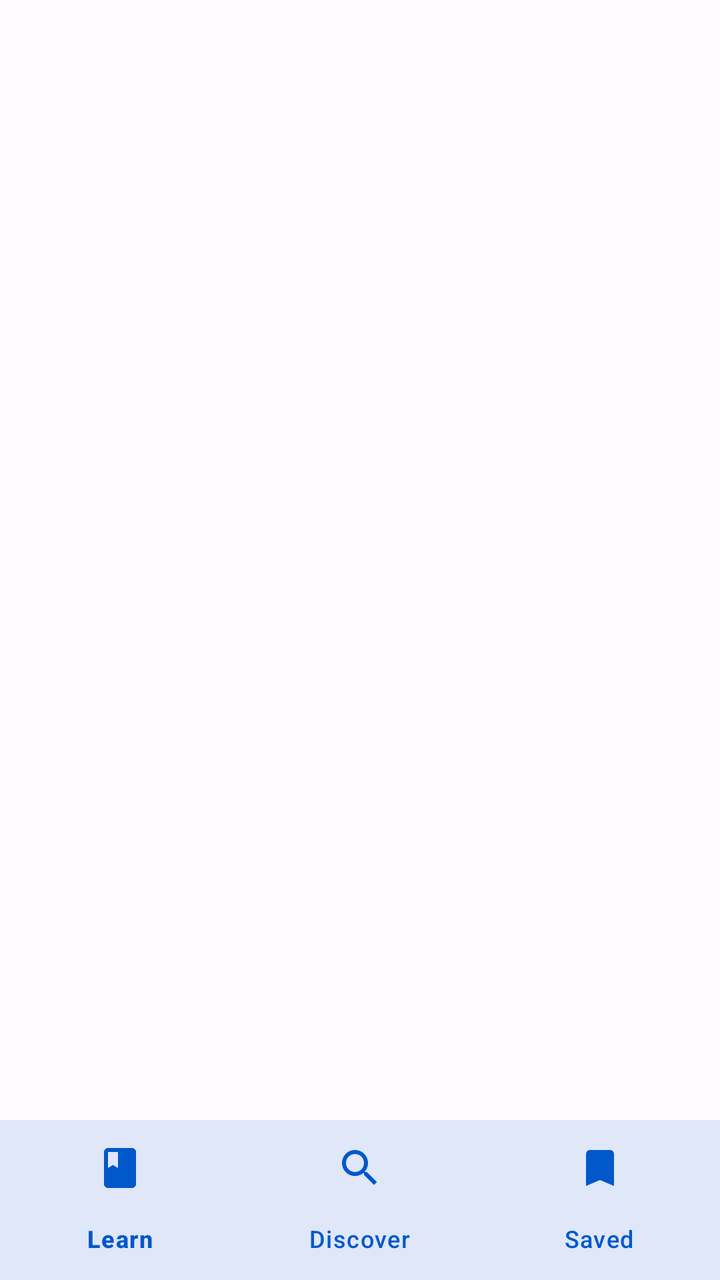
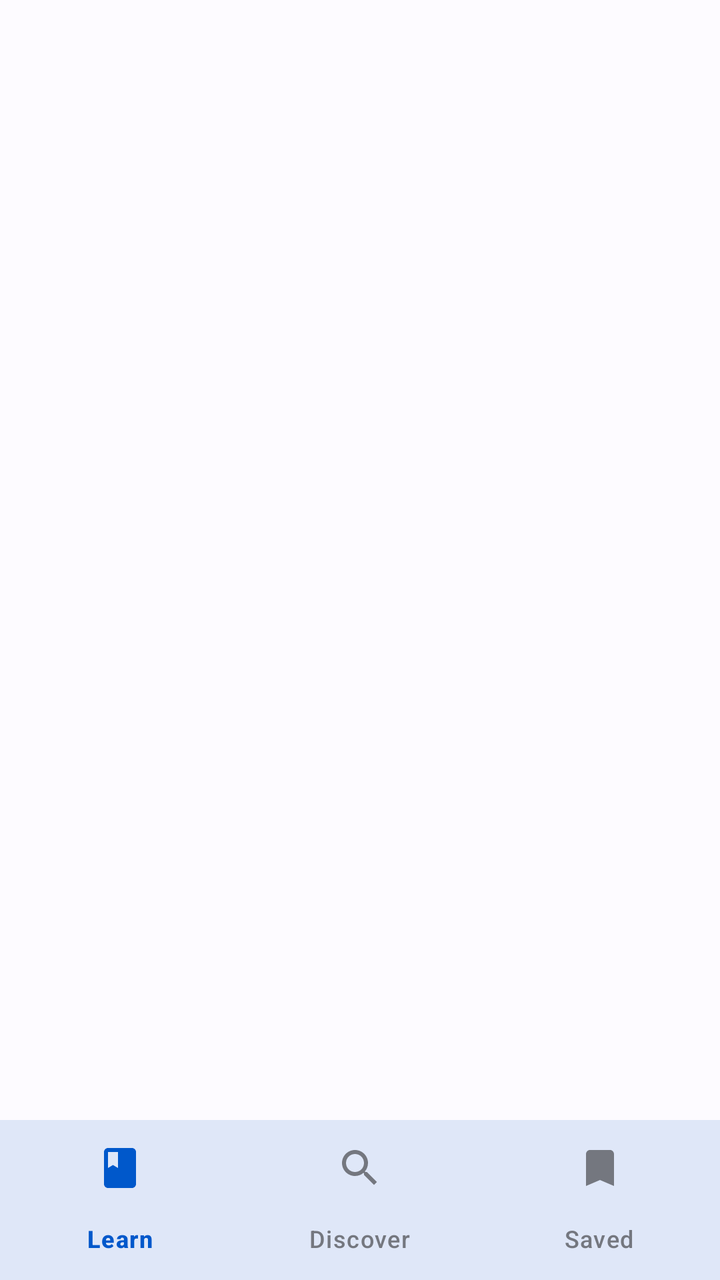

Compare the two renders of this Android layout. The source of the first and the diff that turns it into the second are given below.
<!-- AndroidManifest.xml: application theme Theme.VULectureHub -->
<!-- res/layout/activity_main.xml -->
<?xml version="1.0" encoding="utf-8"?>
<androidx.coordinatorlayout.widget.CoordinatorLayout xmlns:android="http://schemas.android.com/apk/res/android"
    xmlns:app="http://schemas.android.com/apk/res-auto"
    android:layout_width="match_parent"
    android:layout_height="match_parent"
    android:background="?android:attr/colorBackground">

    <FrameLayout
        android:id="@+id/fragment_container"
        android:layout_width="match_parent"
        android:layout_height="match_parent"
        android:layout_marginBottom="80dp" />

    <com.google.android.material.bottomnavigation.BottomNavigationView
        android:id="@+id/bottom_navigation"
        android:layout_width="match_parent"
        android:layout_height="80dp"
        android:layout_gravity="bottom"
        android:background="?attr/colorSurface"
        app:elevation="8dp"
        app:itemIconTint="@color/primary"
        app:itemTextColor="@color/primary"
        app:labelVisibilityMode="labeled"
        app:menu="@menu/bottom_nav_menu" />

</androidx.coordinatorlayout.widget.CoordinatorLayout>
<!-- resources referenced by this layout -->
<resources>
  <color name="primary">#0058CB</color>
  <style name="Theme.VULectureHub" parent="Theme.Material3.DayNight.NoActionBar">
          
          <item name="colorPrimary">@color/primary</item>
          <item name="colorOnPrimary">@color/onPrimary</item>
          <item name="colorPrimaryContainer">@color/primaryContainer</item>
          <item name="colorOnPrimaryContainer">@color/onPrimaryContainer</item>
  
          <item name="colorSecondary">@color/secondary</item>
          <item name="colorOnSecondary">@color/onSecondary</item>
          <item name="colorSecondaryContainer">@color/secondaryContainer</item>
          <item name="colorOnSecondaryContainer">@color/onSecondaryContainer</item>
  
          
          <item name="android:colorBackground">@color/background</item>
          <item name="colorOnBackground">@color/onBackground</item>
          <item name="colorSurface">@color/surface</item>
          <item name="colorOnSurface">@color/onSurface</item>
          <item name="colorSurfaceVariant">@color/surfaceVariant</item>
          <item name="colorOnSurfaceVariant">@color/onSurfaceVariant</item>
          <item name="colorOutline">@color/outline</item>
  
          
          <item name="android:statusBarColor">@android:color/transparent</item>
          <item name="android:navigationBarColor">@android:color/transparent</item>
          <item name="android:windowLightStatusBar">true</item>
      </style>
  <color name="onPrimary">#FFFFFF</color>
  <color name="primaryContainer">#D9E2FF</color>
  <color name="onPrimaryContainer">#001945</color>
  <color name="secondary">#575E71</color>
  <color name="onSecondary">#FFFFFF</color>
  <color name="secondaryContainer">#DCE2F9</color>
  <color name="onSecondaryContainer">#141B2C</color>
  <color name="background">#FDFBFF</color>
  <color name="onBackground">#1A1B1F</color>
  <color name="surface">#FDFBFF</color>
  <color name="onSurface">#1A1B1F</color>
  <color name="surfaceVariant">#E1E2EC</color>
  <color name="onSurfaceVariant">#44474F</color>
  <color name="outline">#74777F</color>
</resources>

<!-- the commit's change to res/layout/activity_main.xml (unified diff, before → after) -->
@@ -18,8 +18,9 @@
         android:layout_gravity="bottom"
         android:background="?attr/colorSurface"
         app:elevation="8dp"
-        app:itemIconTint="@color/primary"
-        app:itemTextColor="@color/primary"
+        app:itemActiveIndicatorColor="@color/nav_active_indicator"
+        app:itemIconTint="@color/nav_item_tint"
+        app:itemTextColor="@color/nav_item_tint"
         app:labelVisibilityMode="labeled"
         app:menu="@menu/bottom_nav_menu" />
 
<!-- resource entries referenced after the edit -->
@@ -1,5 +1,6 @@
 <!-- resources referenced by this layout -->
 <resources>
+  <color name="nav_active_indicator">#A6C8FF</color>
   <color name="primary">#0058CB</color>
   <style name="Theme.VULectureHub" parent="Theme.Material3.DayNight.NoActionBar">
           
